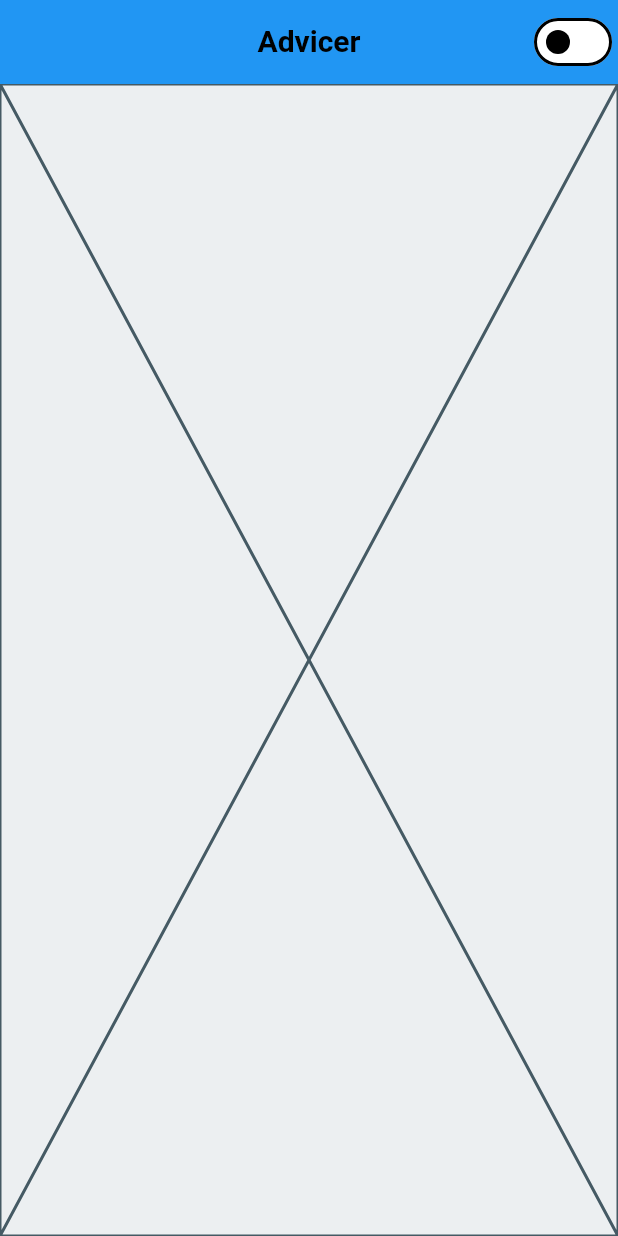
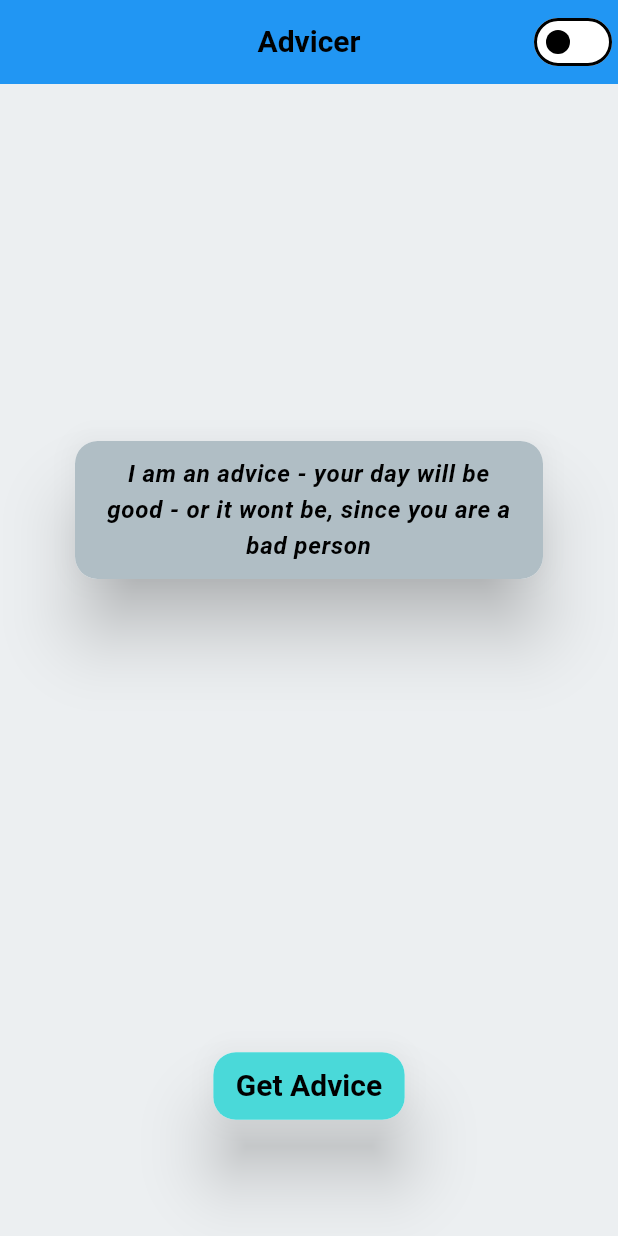
Before and after one commit to Momen-Assaf/adviser, a Flutter app: the screen it shows after launch, on a phone screen of 412 x 824 dp. Run offline on Flutter 3.47's test engine with Material 3 defaults, Android fonts, the phone set to English and light mode, and no system bars; Roboto replaces fonts that are missing (Rubik).

Commit message:
initial widgets

```diff
--- a/advicer/lib/2_application/pages/advice/advicer_page.dart
+++ b/advicer/lib/2_application/pages/advice/advicer_page.dart
@@ -1,6 +1,7 @@
-import 'package:advicer/2_application/core/services/theme_service.dart';
+import 'package:advicer/2_application/pages/advice/widgets/advice_field.dart';
+import 'package:advicer/2_application/pages/advice/widgets/app_bar_widget.dart';
+import 'package:advicer/2_application/pages/advice/widgets/custom_button.dart';
 import 'package:flutter/material.dart';
-import 'package:provider/provider.dart';
 
 class AdvicerPage extends StatelessWidget {
   const AdvicerPage({super.key});
@@ -9,22 +10,30 @@ class AdvicerPage extends StatelessWidget {
   Widget build(BuildContext context) {
     final themeData = Theme.of(context);
     return Scaffold(
-      appBar: AppBar(
-        title: Text(
-          'Advicer',
-          style: themeData.textTheme.headlineLarge,
-        ),
-        centerTitle: true,
-        actions: [
-          Switch(
-            value: Provider.of<ThemeService>(context).isDarkModeOn,
-            onChanged: (_) {
-              Provider.of<ThemeService>(context, listen: false).toggleTheme();
-            },
+        appBar: AppBarWidget(themeData: themeData),
+        body: Padding(
+          padding: const EdgeInsets.symmetric(horizontal: 50),
+          child: Column(
+            children: [
+              Expanded(
+                child: Center(
+                  child:
+                      AdviceField(themeData: themeData, advice: "I am an advice - your day will be good - or it wont be, since you are a bad person"),
+                  /*CircularProgressIndicator(
+                    color: themeData.colorScheme.secondary,
+                  )*/
+
+                  /*Text(
+                    "Your Advice is waiting for you",
+                    style: themeData.textTheme.headlineLarge,
+                  ),*/
+                ),
+              ),
+              SizedBox(
+                  height: 200,
+                  child: Center(child: CustomButton(themeData: themeData))),
+            ],
           ),
-        ],
-      ),
-      body: Placeholder(),
-    );
+        ));
   }
 }
--- /dev/null
+++ b/advicer/lib/2_application/pages/advice/widgets/advice_field.dart
@@ -0,0 +1,29 @@
+import 'package:flutter/material.dart';
+
+class AdviceField extends StatelessWidget {
+  final ThemeData themeData;
+  final String advice;
+  const AdviceField({super.key, required this.themeData, required this.advice});
+
+  @override
+  Widget build(BuildContext context) {
+    return Material(
+      elevation: 20,
+      borderRadius: BorderRadius.circular(15),
+      child: Container(
+        decoration: BoxDecoration(
+          borderRadius: BorderRadius.circular(15),
+          color: themeData.colorScheme.onPrimary,
+        ),
+        child: Padding(
+          padding: const EdgeInsets.symmetric(horizontal: 15, vertical: 10),
+          child: Text(
+            advice,
+            style: themeData.textTheme.bodyLarge,
+            textAlign: TextAlign.center,
+          ),
+        ),
+      ),
+    );
+  }
+}
--- /dev/null
+++ b/advicer/lib/2_application/pages/advice/widgets/app_bar_widget.dart
@@ -0,0 +1,30 @@
+import 'package:advicer/2_application/core/services/theme_service.dart';
+import 'package:flutter/material.dart';
+import 'package:provider/provider.dart';
+
+class AppBarWidget extends StatelessWidget implements PreferredSizeWidget {
+  final ThemeData themeData;
+  const AppBarWidget({super.key, required this.themeData});
+
+  @override
+  Size get preferredSize => const Size.fromHeight(kToolbarHeight);
+
+  @override
+  Widget build(BuildContext context) {
+    return AppBar(
+      title: Text(
+        'Advicer',
+        style: themeData.textTheme.headlineLarge,
+      ),
+      centerTitle: true,
+      actions: [
+        Switch(
+          value: Provider.of<ThemeService>(context).isDarkModeOn,
+          onChanged: (_) {
+            Provider.of<ThemeService>(context, listen: false).toggleTheme();
+          },
+        ),
+      ],
+    );
+  }
+}
--- /dev/null
+++ b/advicer/lib/2_application/pages/advice/widgets/custom_button.dart
@@ -0,0 +1,32 @@
+import 'package:flutter/material.dart';
+
+class CustomButton extends StatelessWidget {
+  final ThemeData themeData;
+  const CustomButton({super.key, required this.themeData});
+
+  @override
+  Widget build(BuildContext context) {
+    return InkResponse(
+      onTap: () {
+        debugPrint('Custom button pressed');
+      },
+      child: Material(
+        elevation: 20,
+        borderRadius: BorderRadius.circular(15),
+        child: Container(
+          decoration: BoxDecoration(
+            borderRadius: BorderRadius.circular(15),
+            color: themeData.colorScheme.secondary,
+          ),
+          child: Padding(
+            padding: const EdgeInsets.symmetric(horizontal: 15, vertical: 10),
+            child: Text(
+              'Get Advice',
+              style: themeData.textTheme.headlineLarge,
+            ),
+          ),
+        ),
+      ),
+    );
+  }
+}
```
